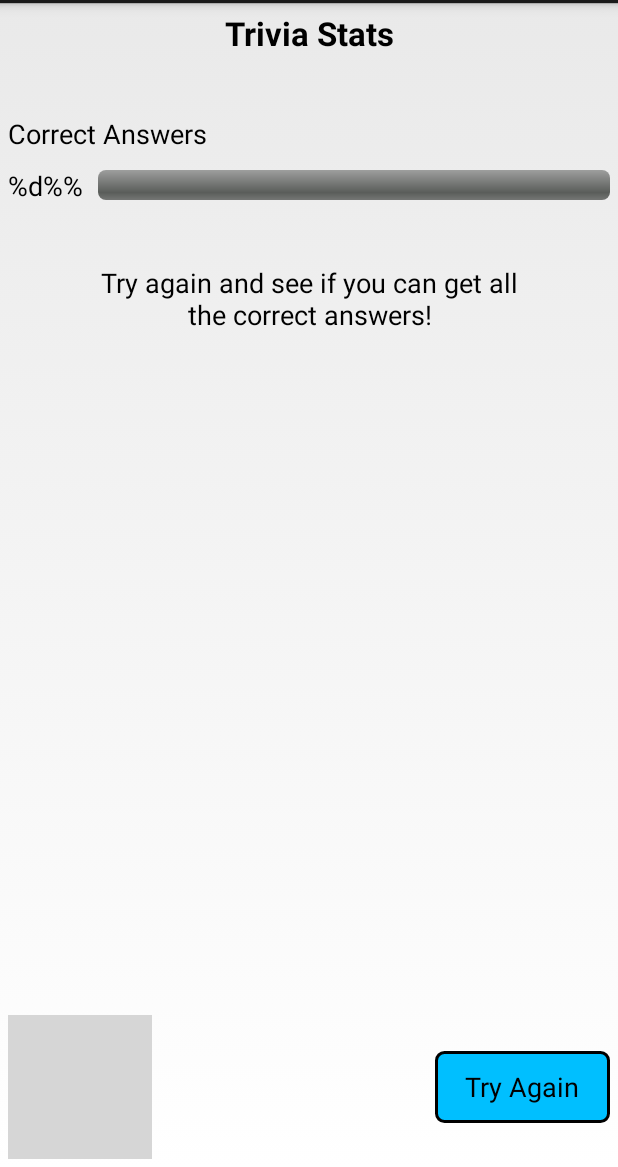
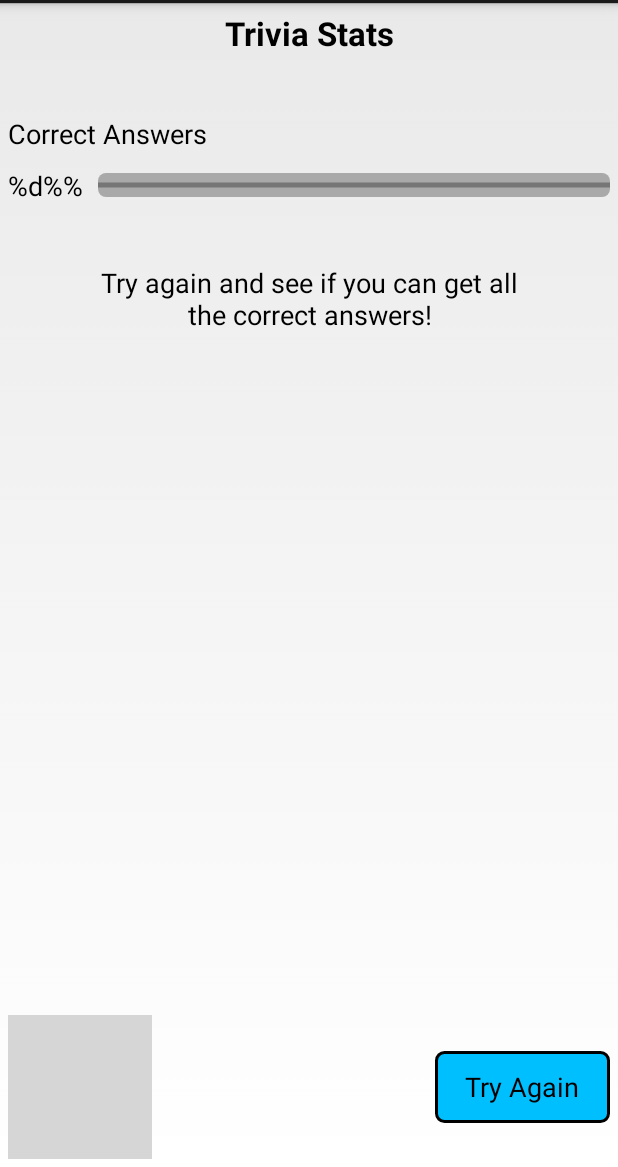
Before and after one commit to atulbanwar/MobileApplications, an Android app: the StatsActivity screen opened directly, with no data from a screen before it, on a phone screen of 412 x 824 dp, the part 69-1236 px from its top. Run offline under Robolectric (Android 15) with nearby library versions, the phone set to English and light mode, and no system bars; grey boxes are pictures that could not be loaded.

Commit message:
Progress bar styling changes

```diff
--- a/app/src/main/java/com/hw/mad/hw03/StatsActivity.java
+++ b/app/src/main/java/com/hw/mad/hw03/StatsActivity.java
@@ -22,6 +22,7 @@ public class StatsActivity extends Activity {
         int percentage = 0;
 
         TextView txtViewCorrectPercentage = (TextView) findViewById(R.id.text_view_correct_percentage);
+        TextView txtViewTryAgain = (TextView) findViewById(R.id.text_view_try_again);
         ProgressBar pBarCorrectPercentage = (ProgressBar) findViewById(R.id.progress_bar_correct_percentage);
 
         if (getIntent().getExtras() != null) {
@@ -36,6 +37,10 @@ public class StatsActivity extends Activity {
 
             txtViewCorrectPercentage.setText(getResources().getString(R.string.text_view_correct_percentage, percentage));
             pBarCorrectPercentage.setProgress(percentage);
+
+            if (percentage == 100) {
+                txtViewTryAgain.setText("Congratulations!!! All your answers are correct.");
+            }
         }
     }
 
--- /dev/null
+++ b/app/src/main/res/drawable/progress_bar_style.xml
@@ -0,0 +1,29 @@
+<?xml version="1.0" encoding="utf-8"?>
+<layer-list xmlns:android="http://schemas.android.com/apk/res/android">
+    <item android:id="@android:id/background">
+        <shape>
+            <corners android:radius="5dip" />
+            <gradient
+                android:startColor="@color/gray"
+                android:centerColor="@color/gray"
+                android:endColor="@color/gray"
+                />
+        </shape>
+    </item>
+
+
+    <item
+        android:id="@android:id/progress"
+        >
+        <clip>
+            <shape>
+                <corners
+                    android:radius="5dip" />
+                <gradient
+                    android:startColor="@color/blue"
+                    android:endColor="@color/blue" />
+            </shape>
+        </clip>
+    </item>
+
+</layer-list>
--- a/app/src/main/res/layout/activity_stats.xml
+++ b/app/src/main/res/layout/activity_stats.xml
@@ -51,11 +51,12 @@
             android:layout_marginRight="10dp" />
 
         <ProgressBar
-            style="@android:style/Widget.ProgressBar.Horizontal"
+            style="@android:style/Widget.Holo.Light.ProgressBar.Horizontal"
             android:layout_width="match_parent"
             android:layout_height="wrap_content"
             android:id="@+id/progress_bar_correct_percentage"
             android:layout_gravity="center"
+            android:background="@drawable/progress_bar_style"
             />
 
     </LinearLayout>
--- a/app/src/main/res/values/colors.xml
+++ b/app/src/main/res/values/colors.xml
@@ -4,4 +4,6 @@
     <color name="colorPrimaryDark">#303F9F</color>
     <color name="colorAccent">#FF4081</color>
     <color name="colorSkyBlue">#CDE7F0</color>
+    <color name="gray">#A9A9A9</color>
+    <color name="blue">#0000ff</color>
 </resources>
```
